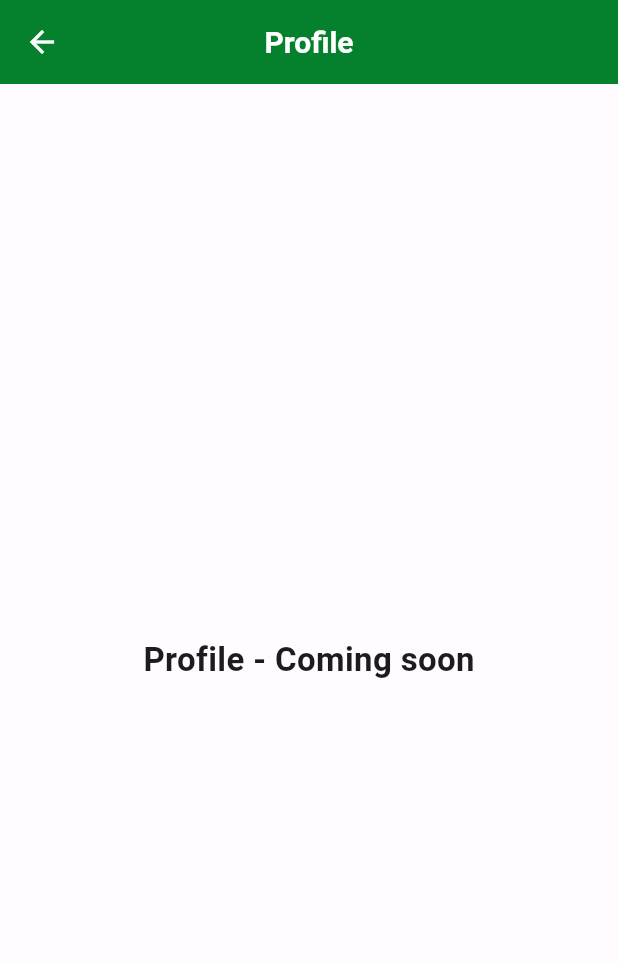
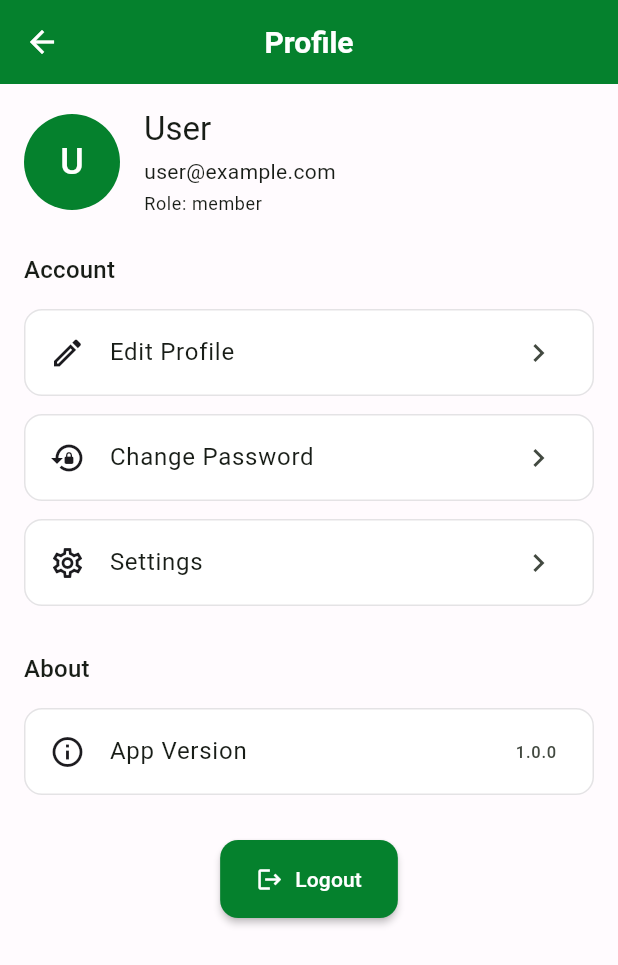
Before and after one commit to trunhquang/todolist, a Flutter app: the ProfilePage screen opened by its route, on a phone screen of 412 x 824 dp. Shown: the top 965 px of the screen. Run offline on Flutter 3.47's test engine with Material 3 defaults, Android fonts, the phone set to English and light mode, and no system bars; our stand-ins replace firebase_auth, firebase_core, firebase_database, firebase_messaging, flutter_local_notifications, flutter_secure_storage and 7 more; missing offline and left inert: flutter_appauth, flutter_onedrive; accounts and stored records are empty.

Commit message:
feat(settings): runtime theming with primary color picker; add ThemeController\nfeat(profile): implement full Profile page with actions\nrefactor(theme): seed-based ThemeData; make AppColors mutable and apply at runtime\nfix(ui): replace overflow rows with Wrap in settings; remove const with dynamic AppColors\nchore(routes): add /settings route and link from profile

```diff
--- a/lib/app/pages/auth/login_page.dart
+++ b/lib/app/pages/auth/login_page.dart
@@ -85,7 +85,7 @@ class _LoginPageState extends State<LoginPage> {
                           color: AppColors.primary,
                           borderRadius: BorderRadius.circular(16),
                         ),
-                        child: const Icon(
+                        child: Icon(
                           Icons.checklist_rtl,
                           size: 40,
                           color: AppColors.onPrimary,
--- a/lib/app/pages/backup/backup_restore_page.dart
+++ b/lib/app/pages/backup/backup_restore_page.dart
@@ -148,7 +148,7 @@ class _BackupRestorePageState extends State<BackupRestorePage> {
                               ),
                               child: Row(
                                 children: [
-                                  const Icon(Icons.insert_drive_file_outlined, color: AppColors.primary),
+                                  Icon(Icons.insert_drive_file_outlined, color: AppColors.primary),
                                   const SizedBox(width: 12),
                                   Expanded(
                                     child: Column(
--- a/lib/app/pages/profile/profile_page.dart
+++ b/lib/app/pages/profile/profile_page.dart
@@ -1,14 +1,21 @@
 import 'package:flutter/material.dart';
 
 import '../../theme/app_colors.dart';
-import '../../theme/app_text_styles.dart';
+import '../../routes/app_router.dart';
 import '../../../core/constants/app_strings.dart';
+import 'package:get/get.dart';
+import '../../../core/services/storage_service.dart';
 
 class ProfilePage extends StatelessWidget {
   const ProfilePage({super.key});
 
   @override
   Widget build(BuildContext context) {
+    final storage = StorageService();
+    final name = storage.getUserData<String>('user_name') ?? 'User';
+    final email = storage.getUserData<String>('user_email') ?? 'user@example.com';
+    final role = storage.getUserRole() ?? 'member';
+
     return Scaffold(
       backgroundColor: AppColors.background,
       appBar: AppBar(
@@ -16,12 +23,123 @@ class ProfilePage extends StatelessWidget {
         backgroundColor: AppColors.primary,
         foregroundColor: AppColors.onPrimary,
       ),
-      body: Center(
-        child: Text(
-          'Profile - Coming soon',
-          style: AppTextStyles.titleLarge.copyWith(color: AppColors.onBackground),
+      body: SingleChildScrollView(
+        padding: const EdgeInsets.all(16),
+        child: Column(
+          crossAxisAlignment: CrossAxisAlignment.start,
+          children: [
+            Row(
+              children: [
+                CircleAvatar(
+                  radius: 32,
+                  backgroundColor: AppColors.primary,
+                  child: Text(
+                    name.isNotEmpty ? name[0].toUpperCase() : 'U',
+                    style: const TextStyle(color: Colors.white, fontSize: 24),
+                  ),
+                ),
+                const SizedBox(width: 16),
+                Expanded(
+                  child: Column(
+                    crossAxisAlignment: CrossAxisAlignment.start,
+                    children: [
+                      Text(name, style: Theme.of(context).textTheme.titleLarge),
+                      const SizedBox(height: 4),
+                      Text(email, style: Theme.of(context).textTheme.bodyMedium),
+                      const SizedBox(height: 4),
+                      Text('Role: $role', style: Theme.of(context).textTheme.bodySmall),
+                    ],
+                  ),
+                )
+              ],
+            ),
+            const SizedBox(height: 24),
+            _SectionTitle(title: AppStrings.account),
+            const SizedBox(height: 8),
+            _ListTile(
+              icon: Icons.edit_outlined,
+              title: 'Edit Profile',
+              onTap: () {
+                Get.snackbar(AppStrings.profile, AppStrings.dataUpdated);
+              },
+            ),
+            _ListTile(
+              icon: Icons.lock_reset,
+              title: 'Change Password',
+              onTap: () async {
+                await Get.toNamed<void>(AppRouter.changePassword);
+              },
+            ),
+            _ListTile(
+              icon: Icons.settings_outlined,
+              title: AppStrings.settings,
+              onTap: () async {
+                await Get.toNamed<void>(AppRouter.settings);
+              },
+            ),
+            const SizedBox(height: 24),
+            _SectionTitle(title: AppStrings.about),
+            const SizedBox(height: 8),
+            _ListTile(
+              icon: Icons.info_outline,
+              title: 'App Version',
+              trailing: const Text('1.0.0'),
+              onTap: () {},
+            ),
+            const SizedBox(height: 24),
+            Center(
+              child: ElevatedButton.icon(
+                onPressed: () async {
+                  await storage.clearAllData();
+                  Get.offAllNamed(AppRouter.login);
+                },
+                icon: const Icon(Icons.logout),
+                label: const Text(AppStrings.logout),
+              ),
+            ),
+          ],
         ),
       ),
     );
   }
 }
+
+class _SectionTitle extends StatelessWidget {
+  const _SectionTitle({required this.title});
+  final String title;
+  @override
+  Widget build(BuildContext context) {
+    return Text(title, style: Theme.of(context).textTheme.titleMedium);
+  }
+}
+
+class _ListTile extends StatelessWidget {
+  const _ListTile({
+    required this.icon,
+    required this.title,
+    this.trailing,
+    this.onTap,
+  });
+  final IconData icon;
+  final String title;
+  final Widget? trailing;
+  final VoidCallback? onTap;
+
+  @override
+  Widget build(BuildContext context) {
+    return Container(
+      margin: const EdgeInsets.symmetric(vertical: 6),
+      decoration: BoxDecoration(
+        color: AppColors.surface,
+        borderRadius: BorderRadius.circular(12),
+        border: Border.all(color: AppColors.outline.withOpacity(0.2)),
+      ),
+      child: ListTile(
+        leading: Icon(icon, color: AppColors.onSurface),
+        title: Text(title),
+        trailing: trailing ?? const Icon(Icons.chevron_right),
+        onTap: onTap,
+      ),
+    );
+  }
+}
--- a/lib/app/pages/splash_page.dart
+++ b/lib/app/pages/splash_page.dart
@@ -112,7 +112,7 @@ class _SplashPageState extends State<SplashPage>
                           ),
                         ],
                       ),
-                      child: const Icon(
+                      child: Icon(
                         Icons.checklist_rtl,
                         size: 60,
                         color: AppColors.primary,
@@ -138,7 +138,7 @@ class _SplashPageState extends State<SplashPage>
                     ),
                     const SizedBox(height: 48),
                     // Loading Indicator
-                    const CircularProgressIndicator(
+                    CircularProgressIndicator(
                       valueColor: AlwaysStoppedAnimation<Color>(
                         AppColors.onPrimary,
                       ),
--- a/lib/app/routes/app_router.dart
+++ b/lib/app/routes/app_router.dart
@@ -18,6 +18,7 @@ import '../pages/reports/report_history_page.dart';
 import '../pages/reports/report_analytics_page.dart';
 import '../pages/settings/notification_settings_page.dart';
 import '../pages/profile/profile_page.dart';
+import '../pages/settings/app_settings_page.dart';
 
 class AppRouter {
   static const String splash = '/';
@@ -36,6 +37,7 @@ class AppRouter {
   static const String reportHistory = '/reports/history';
   static const String reportAnalytics = '/reports/analytics';
   static const String notificationSettings = '/settings/notifications';
+  static const String settings = '/settings';
   static const String profilePage = '/profile';
 
   static String get initialRoute => splash;
@@ -107,6 +109,10 @@ class AppRouter {
       page: () => const NotificationSettingsPage(),
     ),
     GetPage<void>(
+      name: settings,
+      page: () => const AppSettingsPage(),
+    ),
+    GetPage<void>(
       name: profilePage,
       page: () => const ProfilePage(),
     ),
--- a/lib/app/theme/app_colors.dart
+++ b/lib/app/theme/app_colors.dart
@@ -1,59 +1,83 @@
 import 'package:flutter/material.dart';
 
 class AppColors {
-  // Primary Colors
-  static const Color primary = Color(0xFF05812D); // rgb(5, 129, 45)
-  static const Color onPrimary = Color(0xFFFFFFFF);
-  static const Color primaryContainer = Color(0xFFB8E6C1); // Light green container
-  static const Color onPrimaryContainer = Color(0xFF003D0F); // Dark green text
+  // Primary Colors (mutable to support runtime theme changes)
+  static Color primary = const Color(0xFF05812D);
+  static Color onPrimary = const Color(0xFFFFFFFF);
+  static Color primaryContainer = const Color(0xFFB8E6C1);
+  static Color onPrimaryContainer = const Color(0xFF003D0F);
 
   // Secondary Colors
-  static const Color secondary = Color(0xFF03DAC6);
-  static const Color onSecondary = Color(0xFF000000);
-  static const Color secondaryContainer = Color(0xFFB2DFDB);
-  static const Color onSecondaryContainer = Color(0xFF004D40);
+  static Color secondary = const Color(0xFF03DAC6);
+  static Color onSecondary = const Color(0xFF000000);
+  static Color secondaryContainer = const Color(0xFFB2DFDB);
+  static Color onSecondaryContainer = const Color(0xFF004D40);
 
   // Surface Colors
-  static const Color surface = Color(0xFFFFFFFF);
-  static const Color onSurface = Color(0xFF1C1B1F);
-  static const Color surfaceVariant = Color(0xFFF3F3F3);
-  static const Color onSurfaceVariant = Color(0xFF49454F);
+  static Color surface = const Color(0xFFFFFFFF);
+  static Color onSurface = const Color(0xFF1C1B1F);
+  static Color surfaceVariant = const Color(0xFFF3F3F3);
+  static Color onSurfaceVariant = const Color(0xFF49454F);
 
   // Background Colors
-  static const Color background = Color(0xFFFFFBFE);
-  static const Color onBackground = Color(0xFF1C1B1F);
+  static Color background = const Color(0xFFFFFBFE);
+  static Color onBackground = const Color(0xFF1C1B1F);
 
   // Error Colors
-  static const Color error = Color(0xFFB3261E);
-  static const Color onError = Color(0xFFFFFFFF);
-  static const Color errorContainer = Color(0xFFF9DEDC);
-  static const Color onErrorContainer = Color(0xFF410E0B);
+  static Color error = const Color(0xFFB3261E);
+  static Color onError = const Color(0xFFFFFFFF);
+  static Color errorContainer = const Color(0xFFF9DEDC);
+  static Color onErrorContainer = const Color(0xFF410E0B);
 
   // Outline Colors
-  static const Color outline = Color(0xFF79747E);
-  static const Color outlineVariant = Color(0xFFCAC4D0);
+  static Color outline = const Color(0xFF79747E);
+  static Color outlineVariant = const Color(0xFFCAC4D0);
 
   // Task Type Colors
-  static const Color dailyTask = Color(0xFF05812D); // Same as primary
-  static const Color weeklyTask = Color(0xFFFF9800);
-  static const Color monthlyTask = Color(0xFF9C27B0);
-  static const Color projectTask = Color(0xFF2196F3);
+  static Color dailyTask = const Color(0xFF05812D); // tie to primary
+  static Color weeklyTask = const Color(0xFFFF9800);
+  static Color monthlyTask = const Color(0xFF9C27B0);
+  static Color projectTask = const Color(0xFF2196F3);
 
   // Priority Colors
-  static const Color lowPriority = Color(0xFF05812D); // Same as primary
-  static const Color mediumPriority = Color(0xFFFF9800);
-  static const Color highPriority = Color(0xFFFF5722);
-  static const Color urgentPriority = Color(0xFFF44336);
+  static Color lowPriority = const Color(0xFF05812D);
+  static Color mediumPriority = const Color(0xFFFF9800);
+  static Color highPriority = const Color(0xFFFF5722);
+  static Color urgentPriority = const Color(0xFFF44336);
 
   // Status Colors
-  static const Color pendingStatus = Color(0xFF9E9E9E);
-  static const Color inProgressStatus = Color(0xFF2196F3);
-  static const Color completedStatus = Color(0xFF05812D); // Same as primary
-  static const Color cancelledStatus = Color(0xFFF44336);
+  static Color pendingStatus = const Color(0xFF9E9E9E);
+  static Color inProgressStatus = const Color(0xFF2196F3);
+  static Color completedStatus = const Color(0xFF05812D);
+  static Color cancelledStatus = const Color(0xFFF44336);
 
   // Additional Colors
-  static const Color success = Color(0xFF05812D); // Same as primary
-  static const Color warning = Color(0xFFFF9800);
-  static const Color info = Color(0xFF2196F3);
-  static const Color disabled = Color(0xFFBDBDBD);
+  static Color success = const Color(0xFF05812D);
+  static Color warning = const Color(0xFFFF9800);
+  static Color info = const Color(0xFF2196F3);
+  static Color disabled = const Color(0xFFBDBDBD);
+
+  // Apply a new primary color at runtime and derive related accents
+  static void applyPrimary(Color newPrimary) {
+    primary = newPrimary;
+    // Derive containers and related colors
+    primaryContainer = _tint(primary, 0.75);
+    onPrimary = _contrastFor(primary);
+    onPrimaryContainer = _contrastFor(primaryContainer);
+    // Tie domain-specific colors to primary
+    dailyTask = primary;
+    lowPriority = primary;
+    completedStatus = primary;
+    success = primary;
+  }
+
+  static Color _tint(Color c, double amount) {
+    assert(amount >= 0 && amount <= 1);
+    return Color.lerp(c, Colors.white, amount) ?? c;
+  }
+
+  static Color _contrastFor(Color bg) {
+    final luminance = bg.computeLuminance();
+    return luminance > 0.5 ? const Color(0xFF000000) : const Color(0xFFFFFFFF);
+  }
 }
--- a/lib/app/widgets/td_button.dart
+++ b/lib/app/widgets/td_button.dart
@@ -60,7 +60,7 @@ class TDButton extends StatelessWidget {
             onPressed: isEnabled ? onPressed : null,
             style: OutlinedButton.styleFrom(
               foregroundColor: AppColors.primary,
-              side: const BorderSide(color: AppColors.primary),
+              side: BorderSide(color: AppColors.primary),
               shape: RoundedRectangleBorder(
                 borderRadius: BorderRadius.circular(12),
               ),
@@ -89,7 +89,7 @@ class TDButton extends StatelessWidget {
 
   Widget _buildButtonContent() {
     if (isLoading) {
-      return const SizedBox(
+      return SizedBox(
         width: 20,
         height: 20,
         child: CircularProgressIndicator(
```
Also changed, not shown: lib/app/app.dart (+11 -2 lines), lib/app/pages/settings/app_settings_page.dart (added, +142 -0 lines), lib/app/theme/app_theme.dart (+18 -18 lines), lib/app/theme/theme_controller.dart (added, +72 -0 lines), lib/app/widgets/td_text_field.dart (+6 -6 lines), lib/core/services/snackbar_service.dart (+5 -5 lines).
